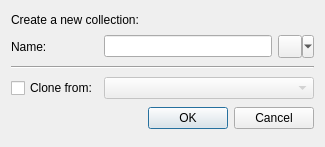
MaurizioB/Bigglesworth, file bigglesworth/ui/newcollection.ui: the form before one commit.
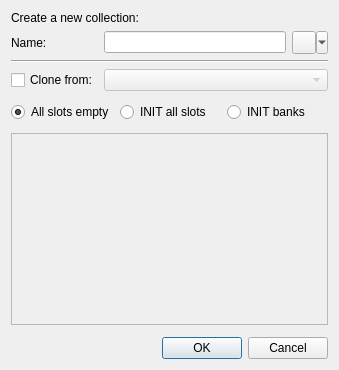
The form after the commit. Icons and pictures are not drawn. Custom widgets are drawn as their Qt base class.

Commit message: New collection can optionally INIT banks

The edit to the form file:
```diff
--- a/bigglesworth/ui/newcollection.ui
+++ b/bigglesworth/ui/newcollection.ui
@@ -6,54 +6,14 @@
    <rect>
     <x>0</x>
     <y>0</y>
-    <width>325</width>
-    <height>147</height>
+    <width>339</width>
+    <height>370</height>
    </rect>
   </property>
-  <property name="minimumSize">
-   <size>
-    <width>325</width>
-    <height>147</height>
-   </size>
-  </property>
   <property name="windowTitle">
    <string>New collection</string>
   </property>
   <layout class="QGridLayout" name="gridLayout">
-   <item row="1" column="0">
-    <widget class="QLabel" name="label">
-     <property name="text">
-      <string>Name:</string>
-     </property>
-    </widget>
-   </item>
-   <item row="3" column="1" colspan="2">
-    <widget class="QComboBox" name="cloneCombo">
-     <property name="enabled">
-      <bool>false</bool>
-     </property>
-    </widget>
-   </item>
-   <item row="1" column="1">
-    <widget class="QLineEdit" name="nameEdit">
-     <property name="maxLength">
-      <number>32</number>
-     </property>
-     <property name="frame">
-      <bool>true</bool>
-     </property>
-    </widget>
-   </item>
-   <item row="4" column="0" colspan="3">
-    <widget class="QDialogButtonBox" name="buttonBox">
-     <property name="orientation">
-      <enum>Qt::Horizontal</enum>
-     </property>
-     <property name="standardButtons">
-      <set>QDialogButtonBox::Cancel|QDialogButtonBox::Ok</set>
-     </property>
-    </widget>
-   </item>
    <item row="0" column="0" colspan="2">
     <widget class="QLabel" name="label_2">
      <property name="sizePolicy">
@@ -67,20 +27,6 @@
      </property>
     </widget>
    </item>
-   <item row="3" column="0">
-    <widget class="QCheckBox" name="cloneChk">
-     <property name="text">
-      <string>Clone from:</string>
-     </property>
-    </widget>
-   </item>
-   <item row="2" column="0" colspan="3">
-    <widget class="Line" name="line">
-     <property name="orientation">
-      <enum>Qt::Horizontal</enum>
-     </property>
-    </widget>
-   </item>
    <item row="1" column="2">
     <widget class="IconSelector" name="iconBtn">
      <property name="sizePolicy">
@@ -93,13 +39,139 @@
       <string>Select an icon for this collection</string>
      </property>
      <property name="icon">
-      <iconset theme="photo"/>
+      <iconset theme="photo">
+       <normaloff/>
+      </iconset>
      </property>
      <property name="popupMode">
       <enum>QToolButton::MenuButtonPopup</enum>
      </property>
     </widget>
    </item>
+   <item row="5" column="0" colspan="3">
+    <widget class="QDialogButtonBox" name="buttonBox">
+     <property name="orientation">
+      <enum>Qt::Horizontal</enum>
+     </property>
+     <property name="standardButtons">
+      <set>QDialogButtonBox::Cancel|QDialogButtonBox::Ok</set>
+     </property>
+    </widget>
+   </item>
+   <item row="3" column="0">
+    <widget class="QCheckBox" name="cloneChk">
+     <property name="text">
+      <string>Clone from:</string>
+     </property>
+    </widget>
+   </item>
+   <item row="3" column="1" colspan="2">
+    <widget class="QComboBox" name="cloneCombo">
+     <property name="enabled">
+      <bool>false</bool>
+     </property>
+    </widget>
+   </item>
+   <item row="2" column="0" colspan="3">
+    <widget class="Line" name="line">
+     <property name="orientation">
+      <enum>Qt::Horizontal</enum>
+     </property>
+    </widget>
+   </item>
+   <item row="1" column="0">
+    <widget class="QLabel" name="label">
+     <property name="text">
+      <string>Name:</string>
+     </property>
+    </widget>
+   </item>
+   <item row="1" column="1">
+    <widget class="QLineEdit" name="nameEdit">
+     <property name="maxLength">
+      <number>32</number>
+     </property>
+     <property name="frame">
+      <bool>true</bool>
+     </property>
+    </widget>
+   </item>
+   <item row="4" column="0" colspan="3">
+    <widget class="QWidget" name="initWidget" native="true">
+     <property name="sizePolicy">
+      <sizepolicy hsizetype="Preferred" vsizetype="Expanding">
+       <horstretch>0</horstretch>
+       <verstretch>0</verstretch>
+      </sizepolicy>
+     </property>
+     <layout class="QGridLayout" name="gridLayout_2">
+      <property name="margin">
+       <number>0</number>
+      </property>
+      <item row="0" column="2">
+       <widget class="QRadioButton" name="initSelectRadio">
+        <property name="text">
+         <string>INIT banks</string>
+        </property>
+        <attribute name="buttonGroup">
+         <string notr="true">initButtonGroup</string>
+        </attribute>
+       </widget>
+      </item>
+      <item row="0" column="0">
+       <widget class="QRadioButton" name="initNoneRadio">
+        <property name="text">
+         <string>All slots empty</string>
+        </property>
+        <property name="checked">
+         <bool>true</bool>
+        </property>
+        <attribute name="buttonGroup">
+         <string notr="true">initButtonGroup</string>
+        </attribute>
+       </widget>
+      </item>
+      <item row="0" column="1">
+       <widget class="QRadioButton" name="initAllRadio">
+        <property name="text">
+         <string>INIT all slots</string>
+        </property>
+        <attribute name="buttonGroup">
+         <string notr="true">initButtonGroup</string>
+        </attribute>
+       </widget>
+      </item>
+      <item row="1" column="0" colspan="3">
+       <widget class="QTableView" name="initBankList">
+        <property name="enabled">
+         <bool>false</bool>
+        </property>
+        <property name="sizePolicy">
+         <sizepolicy hsizetype="Expanding" vsizetype="Fixed">
+          <horstretch>0</horstretch>
+          <verstretch>0</verstretch>
+         </sizepolicy>
+        </property>
+        <property name="verticalScrollBarPolicy">
+         <enum>Qt::ScrollBarAlwaysOff</enum>
+        </property>
+        <property name="horizontalScrollBarPolicy">
+         <enum>Qt::ScrollBarAlwaysOff</enum>
+        </property>
+        <property name="editTriggers">
+         <set>QAbstractItemView::NoEditTriggers</set>
+        </property>
+        <attribute name="horizontalHeaderVisible">
+         <bool>false</bool>
+        </attribute>
+        <attribute name="verticalHeaderVisible">
+         <bool>false</bool>
+        </attribute>
+       </widget>
+      </item>
+     </layout>
+    </widget>
+   </item>
   </layout>
  </widget>
  <customwidgets>
```
Left out of the diff: 3 changed lines with no effect on the pictures. The commit also changes 5 other files.
